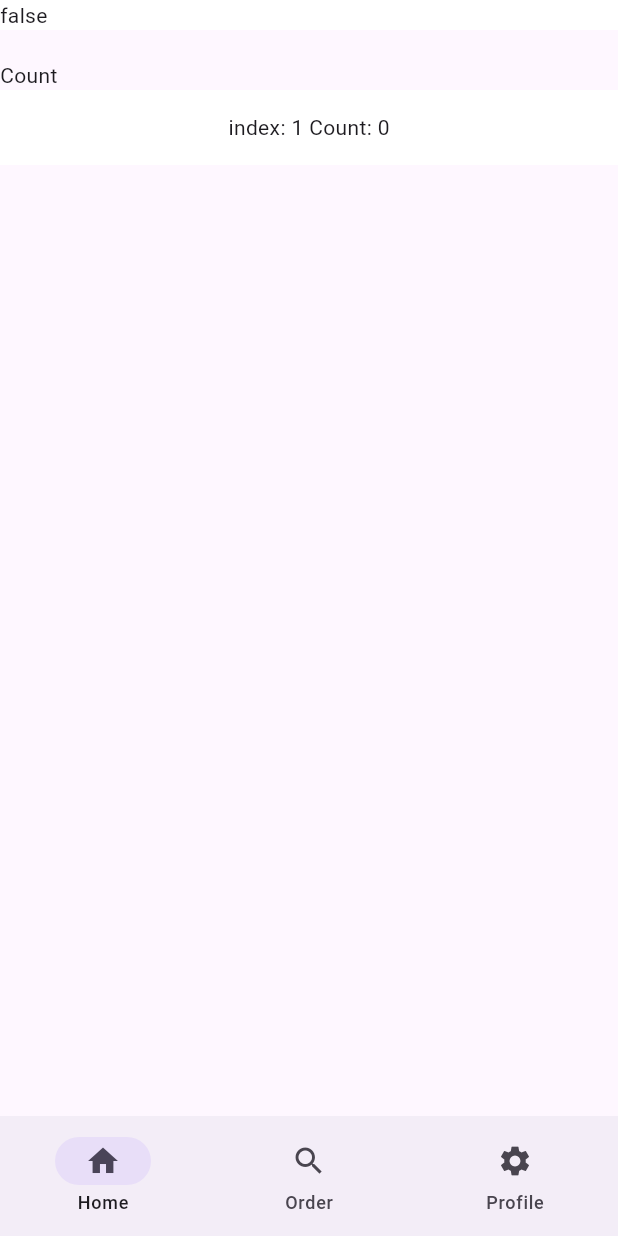
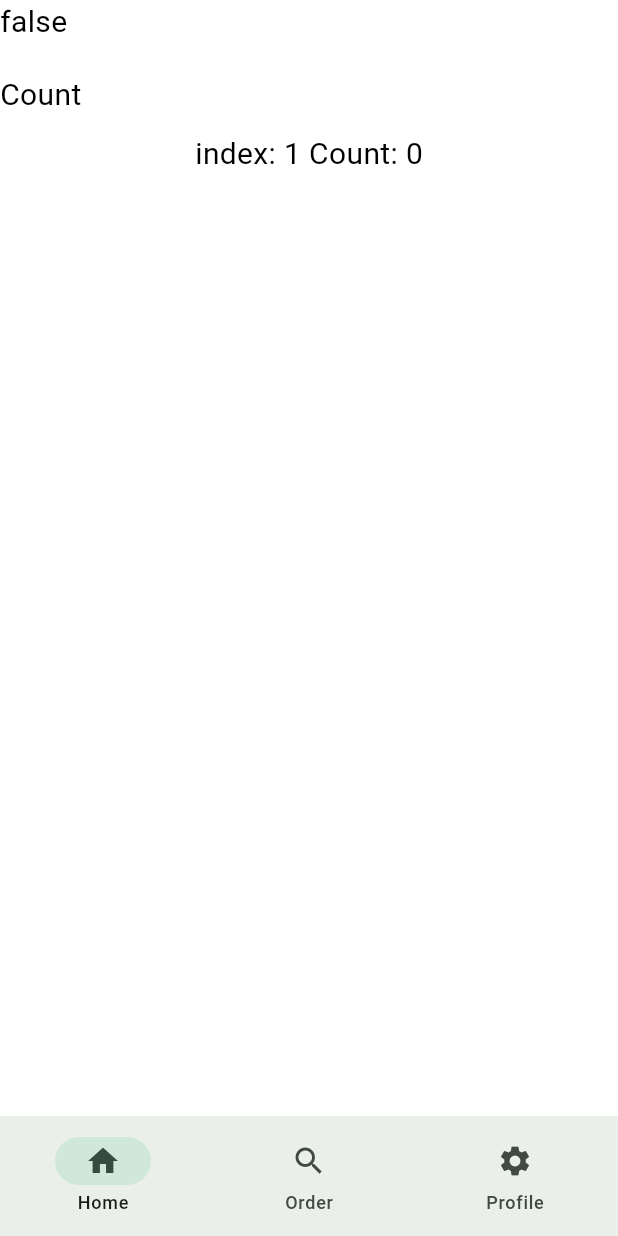
Before and after one commit to bishalimtiaz/easy_flutter_boilerplate, a Flutter app: the screen it shows after launch, on a phone screen of 412 x 824 dp. Run offline on Flutter 3.47's test engine with Material 3 defaults, Android fonts, the phone set to English and light mode, and no system bars; our stand-ins replace get_it, go_router, logger.

Commit message:
Implement Theme and Style

```diff
--- a/lib/app/app.dart
+++ b/lib/app/app.dart
@@ -1,3 +1,4 @@
+import 'package:easy_flutter_boilerplate/app/core/styles/theme.dart';
 import 'package:flutter/material.dart';
 import 'package:easy_flutter_boilerplate/app/routes/app_router.dart';
 
@@ -8,9 +9,7 @@ class App extends StatelessWidget {
   Widget build(BuildContext context) {
     return MaterialApp.router(
       routerConfig: appRouter,
-      theme: ThemeData(
-        primarySwatch: Colors.blue,
-      ),
+      theme: themeData,
     );
   }
 }
--- /dev/null
+++ b/lib/app/core/styles/theme.dart
@@ -0,0 +1,19 @@
+import 'package:flutter/material.dart';
+import 'package:easy_flutter_boilerplate/app/core/styles/colors.dart';
+import 'package:easy_flutter_boilerplate/app/core/styles/text_styles.dart';
+
+final ThemeData themeData = ThemeData(
+  colorScheme: ColorScheme.fromSeed(
+    seedColor: primaryColor,
+    primary: primaryColor,
+    surface: backgroundColor,
+  ),
+  textTheme: const TextTheme(
+    displayLarge: displayLarge,
+    displayMedium: displayMedium,
+    titleMedium: titleMedium,
+    titleSmall: titleSmall,
+    bodyMedium: bodyMedium,
+    bodySmall: bodySmall,
+  ),
+);
```
Also changed, not shown: lib/app/core/constants/app_values.dart (+9 -0 lines), lib/app/core/styles/colors.dart (+8 -0 lines), lib/app/core/styles/text_styles.dart (+45 -0 lines).
